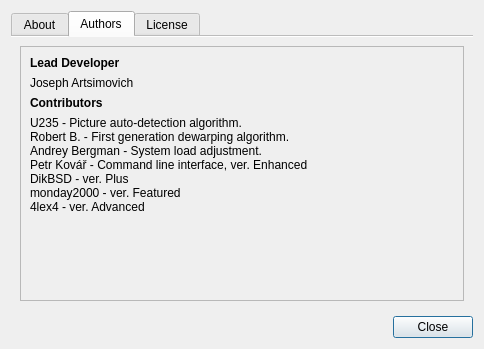
Before: the Qt Designer form ui/AboutDialog.ui in 4lex4/scantailor-advanced, drawn with Qt 5.
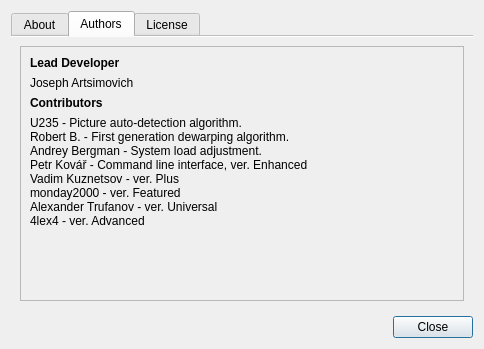
After: the same form once the commit is applied. The open tabs and pages were chosen to show the change. Icons and pictures are not drawn.

```diff
--- a/ui/AboutDialog.ui
+++ b/ui/AboutDialog.ui
@@ -182,7 +182,7 @@
              <item>
               <widget class="QLabel" name="label_16">
                <property name="text">
-                <string>DikBSD - ver. Plus</string>
+                <string>Vadim Kuznetsov - ver. Plus</string>
                </property>
               </widget>
              </item>
@@ -193,6 +193,13 @@
                </property>
               </widget>
              </item>
+             <item>
+              <widget class="QLabel" name="label_7">
+               <property name="text">
+                <string>Alexander Trufanov - ver. Universal</string>
+               </property>
+              </widget>
+             </item>
              <item>
               <widget class="QLabel" name="label_30">
                <property name="text">
```
Left out of the diff: 2 changed lines with no effect on the pictures.
